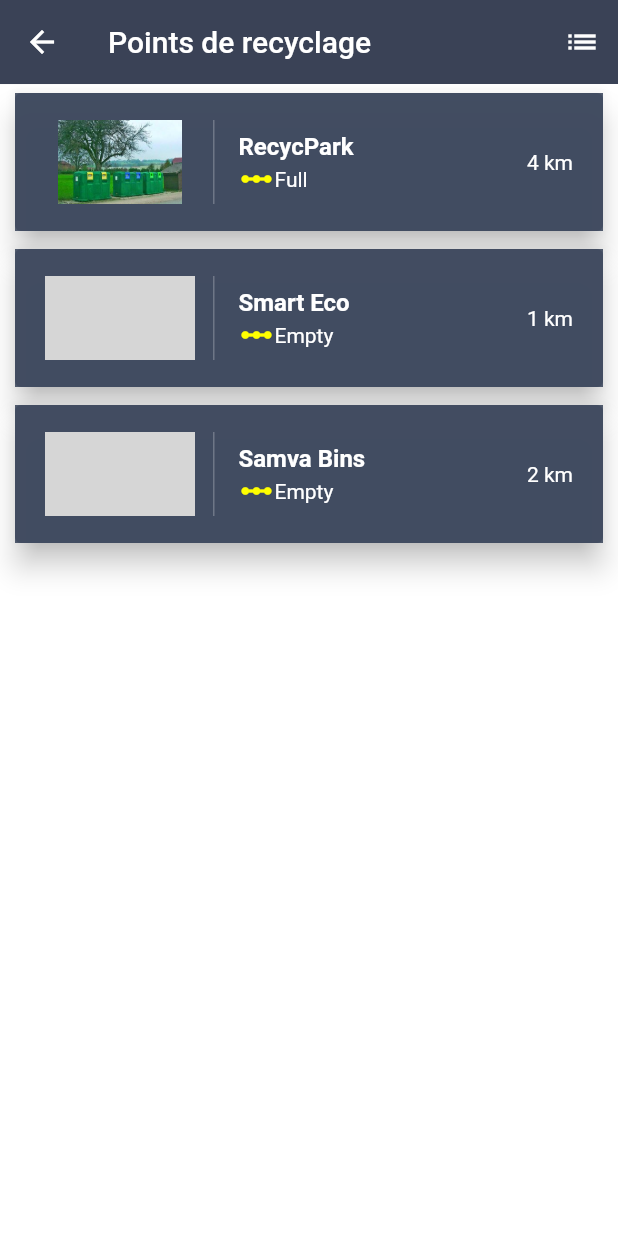
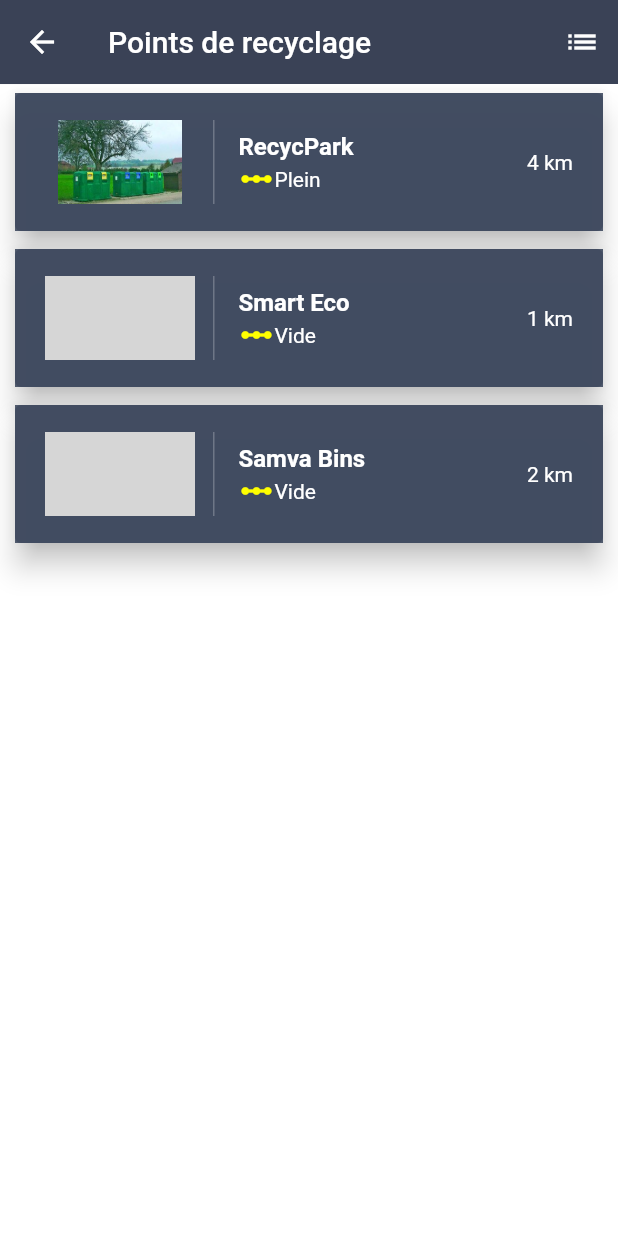
Before and after one commit to teamdown/smartcityapp, a Flutter app: the RecyclingPage screen opened by its route, on a phone screen of 412 x 824 dp. Run offline on Flutter 3.47's test engine with Material 2 defaults, Android fonts, the phone set to English and light mode, and no system bars; our stand-ins replace faker, font_awesome_flutter, google_maps_flutter; network calls fail; grey boxes are pictures that could not be loaded.

Commit message:
remove drawer, change recycl text

```diff
--- a/lib/ui/page/recycling/recycling_page.dart
+++ b/lib/ui/page/recycling/recycling_page.dart
@@ -15,15 +15,6 @@ class RecyclingPage extends StatelessWidget {
   }
 }
 
-final tiles = [
-  {
-    'title': 'RecycPark',
-    'status': 'Plein',
-    'img': 'rp1',
-    'distance': '4'
-  }
-];
-
 final topAppBar = AppBar(
     elevation: 0.1,
     backgroundColor: Color.fromRGBO(58, 66, 86, 1.0),
@@ -36,25 +27,14 @@ final topAppBar = AppBar(
     ],
 );
 
-// final makeBody = Container(
-//   child: ListView.builder(
-//     scrollDirection: Axis.vertical,
-//     shrinkWrap: true,
-//     itemCount: 1,
-//     itemBuilder: (BuildContext context, int index) {
-//       return makeCard(tiles[index]['title'],tiles[index]['status'],tiles[index]['distance'],tiles[index]['img']);
-//     },
-//   ),
-// );
-
 final makeBody = Container(
   child: ListView(
     scrollDirection: Axis.vertical,
     shrinkWrap: true,
     children: <Widget>[
-      makeCard('RecycPark','Full','4','rp1.jpg'),
-      makeCard('Smart Eco','Empty','1','rp2.jpg'),
-      makeCard('Samva Bins','Empty','2','rp3.jpg'),
+      makeCard('RecycPark','Plein','4','rp1.jpg'),
+      makeCard('Smart Eco','Vide','1','rp2.jpg'),
+      makeCard('Samva Bins','Vide','2','rp3.jpg'),
     ],
   ),
 );
--- a/lib/ui/page/timeline/timeline_two_page.dart
+++ b/lib/ui/page/timeline/timeline_two_page.dart
@@ -168,7 +168,6 @@ class TimelineTwoPageState extends State<TimelineTwoPage> {
         title: Text("Actualités"),
       ),
       body: bodyData(),
-      drawer: CommonDrawer(),
       floatingActionButton: StreamBuilder<bool>(
         stream: postBloc.fabVisible,
         initialData: true,
@@ -176,7 +175,7 @@ class TimelineTwoPageState extends State<TimelineTwoPage> {
               opacity: snapshot.data ? 1.0 : 0.0,
               child: FloatingActionButton(
                 onPressed: () {},
-                backgroundColor: Colors.white,
+                backgroundColor: Colors.blueGrey,
                 child: Icon(
                   Icons.add,
                 ),
```
